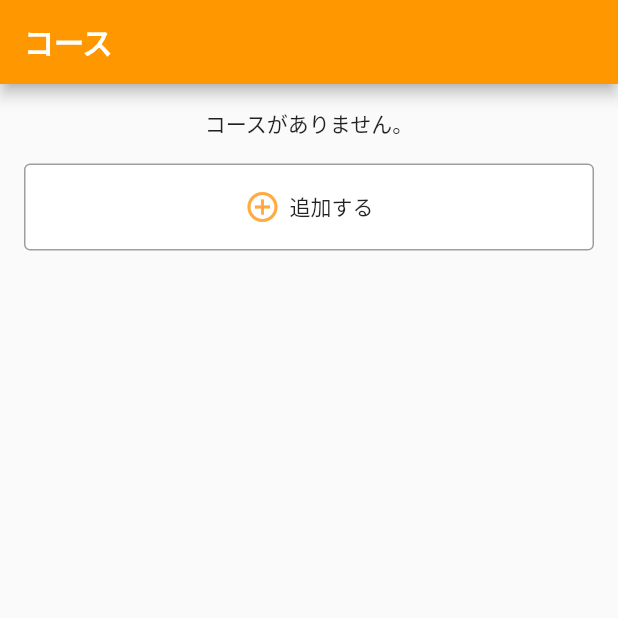
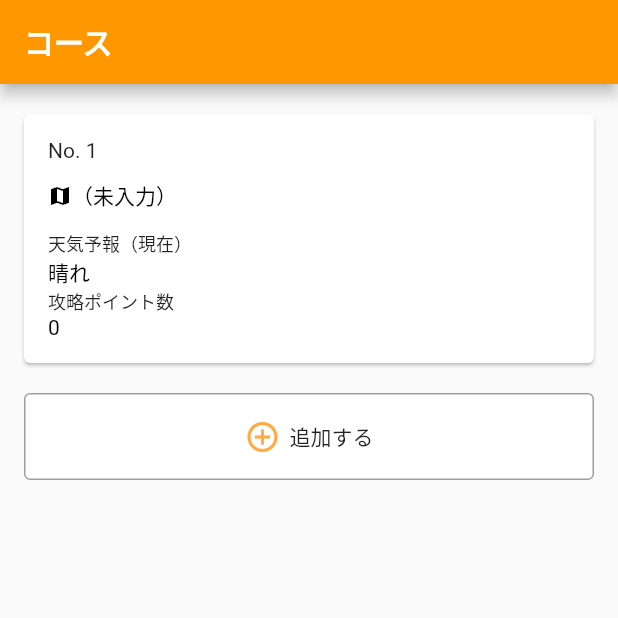
Before and after one commit to hori-imuuzak/CircuitRecordApp, a Flutter app: the RacewayListScreen screen opened directly, after a tap on "追加する", on a phone screen of 412 x 824 dp, the top half of it. Run offline on Flutter 3.47's test engine with Material 2 defaults, Android fonts, the phone set to English and light mode, and no system bars; our stand-ins replace drift, flutter_hooks, freezed_annotation, hooks_riverpod; accounts and stored records are empty; generated files the repository leaves out were written again.

Commit message:
add: raceway

```diff
--- a/lib/repository/di/repository_provider.dart
+++ b/lib/repository/di/repository_provider.dart
@@ -1,7 +1,12 @@
 import 'package:circuit_record/external/drift/di/database_provider.dart';
 import 'package:circuit_record/repository/car_repository.dart';
+import 'package:circuit_record/repository/raceway_repository.dart';
 import 'package:hooks_riverpod/hooks_riverpod.dart';
 
 final carRepositoryProvider = Provider<CarRepository>(
   (ref) => CarRepositoryDatabase(ref.read(databaseProvider)),
 );
+
+final racewayRepositoryProvider = Provider<RacewayRepository>(
+  (ref) => RacewayRepositoryDatabase(ref.read(databaseProvider)),
+);
--- a/lib/ui/screen/raceway/raceway_list/raceway_list_screen.dart
+++ b/lib/ui/screen/raceway/raceway_list/raceway_list_screen.dart
@@ -1,6 +1,9 @@
+import 'package:circuit_record/ui/screen/raceway/raceway_list/raceway_list_screen_viewmodel.dart';
+import 'package:circuit_record/ui/screen/raceway/raceway_list/widget/raceway_item/raceway_item.dart';
 import 'package:circuit_record/ui/theme/style.dart';
 import 'package:circuit_record/ui/util/list_item_add_button.dart';
 import 'package:flutter/material.dart';
+import 'package:flutter_hooks/flutter_hooks.dart';
 import 'package:hooks_riverpod/hooks_riverpod.dart';
 
 class RacewayListScreen extends HookConsumerWidget {
@@ -8,14 +11,35 @@ class RacewayListScreen extends HookConsumerWidget {
 
   @override
   Widget build(BuildContext context, WidgetRef ref) {
+    final viewModel = ref.read(racewayListScreenViewModelProvider.notifier);
+    final state = ref.watch(racewayListScreenViewModelProvider);
+
+    useEffect(() {
+      viewModel.getRaceways();
+      return;
+    }, const []);
+
     return Scaffold(
       appBar: AppBar(title: const Text("コース")),
       body: Column(
         children: [
           SizedBox(height: Style.spacing.medium),
-          const Text("コースがありません。"),
+          Visibility(
+            visible: state.isVisibleEmpty,
+            child: const Text("コースがありません。"),
+          ),
+          ListView.builder(
+            physics: const NeverScrollableScrollPhysics(),
+            shrinkWrap: true,
+            itemBuilder: (context, index) => RacewayItem(
+              raceway: state.raceways[index],
+            ),
+            itemCount: state.raceways.length,
+          ),
           ListItemAddButton(
-            onTap: () {},
+            onTap: () {
+              viewModel.addRaceway();
+            },
           ),
         ],
       ),
--- /dev/null
+++ b/lib/ui/screen/raceway/raceway_list/raceway_list_screen_viewmodel.dart
@@ -0,0 +1,38 @@
+import 'package:circuit_record/core/viewmodel.dart';
+import 'package:circuit_record/entity/raceway/raceway.dart';
+import 'package:circuit_record/repository/raceway_repository.dart';
+import 'package:circuit_record/repository/di/repository_provider.dart';
+import 'package:circuit_record/ui/screen/raceway/raceway_list/raceway_list_state.dart';
+import 'package:hooks_riverpod/hooks_riverpod.dart';
+
+final racewayListScreenViewModelProvider =
+    StateNotifierProvider<RacewayListScreenViewModel, RacewayListState>(
+  (ref) => RacewayListScreenViewModel(
+    ref.read(racewayRepositoryProvider),
+  ),
+);
+
+class RacewayListScreenViewModel extends ViewModel<RacewayListState> {
+  final RacewayRepository _racewayRepository;
+
+  RacewayListScreenViewModel(this._racewayRepository)
+      : super(const RacewayListState());
+
+  Future<void> getRaceways() async {
+    final raceways = await _racewayRepository.findAll();
+    state = state.copyWith(raceways: raceways);
+  }
+
+  Future<void> addRaceway() async {
+    final raceway = await _racewayRepository.create(const Raceway());
+    state = state.addRaceway(raceway);
+  }
+
+  Future<void> deleteRaceway(Raceway raceway) async {
+    state = state.deleteRaceway(raceway);
+  }
+
+  Future<void> updateRaceway(Raceway raceway) async {
+    state = state.updateRaceway(raceway);
+  }
+}
--- /dev/null
+++ b/lib/ui/screen/raceway/raceway_list/widget/raceway_item/raceway_item.dart
@@ -0,0 +1,73 @@
+import 'package:circuit_record/entity/raceway/raceway.dart';
+import 'package:circuit_record/routes/routes.dart';
+import 'package:circuit_record/ui/screen/raceway/raceway_list/widget/raceway_item/raceway_item_viewmodel.dart';
+import 'package:circuit_record/ui/theme/style.dart';
+import 'package:flutter/material.dart';
+import 'package:hooks_riverpod/hooks_riverpod.dart';
+
+class RacewayItem extends HookConsumerWidget {
+  final Raceway raceway;
+
+  const RacewayItem({
+    Key? key,
+    required this.raceway,
+  }) : super(key: key);
+
+  @override
+  Widget build(BuildContext context, WidgetRef ref) {
+    final viewModel = ref.read(racewayItemViewModelProvider(raceway).notifier);
+
+    return Container(
+      margin: EdgeInsets.symmetric(horizontal: Style.spacing.small),
+      child: Card(
+        child: InkWell(
+          onTap: () {
+            // Navigator.of(context).push(Routes.editRaceway(raceway));
+          },
+          child: Padding(
+            padding: EdgeInsets.all(Style.spacing.medium),
+            child: Column(
+              crossAxisAlignment: CrossAxisAlignment.start,
+              children: [
+                Text(viewModel.textId),
+                SizedBox(height: Style.spacing.small),
+                Row(
+                  children: [
+                    Icon(
+                      Icons.map,
+                      color: Colors.black,
+                      size: Style.iconSize.small,
+                    ),
+                    Text(
+                      viewModel.name,
+                      style: const TextStyle(color: Colors.black),
+                    ),
+                  ],
+                ),
+                SizedBox(height: Style.spacing.small),
+                const Text(
+                  "天気予報（現在）",
+                  style: TextStyle(fontSize: 12.0),
+                ),
+                Text(
+                  viewModel.weather,
+                  style: const TextStyle(color: Colors.black),
+                  maxLines: 3,
+                  overflow: TextOverflow.ellipsis,
+                ),
+                const Text(
+                  "攻略ポイント数",
+                  style: TextStyle(fontSize: 12.0),
+                ),
+                Text(
+                  viewModel.strategyPointCountText,
+                  style: const TextStyle(color: Colors.black),
+                ),
+              ],
+            ),
+          ),
+        ),
+      ),
+    );
+  }
+}
--- /dev/null
+++ b/lib/ui/screen/raceway/raceway_list/widget/raceway_item/raceway_item_viewmodel.dart
@@ -0,0 +1,27 @@
+import 'package:circuit_record/core/viewmodel.dart';
+import 'package:circuit_record/entity/raceway/raceway.dart';
+import 'package:circuit_record/ui/theme/style.dart';
+import 'package:flutter/material.dart';
+import 'package:hooks_riverpod/hooks_riverpod.dart';
+
+final racewayItemViewModelProvider =
+    StateNotifierProvider.family<RacewayItemViewModel, Raceway, Raceway>(
+  (ref, raceway) => RacewayItemViewModel(raceway),
+);
+
+class RacewayItemViewModel extends ViewModel<Raceway> {
+  final Raceway raceway;
+
+  RacewayItemViewModel(this.raceway) : super(raceway);
+
+  String get textId => "No. ${raceway.id}";
+
+  String get name => raceway.name.isEmpty ? "（未入力）" : raceway.name;
+
+  Color get nameColor =>
+      raceway.name.isEmpty ? Style.gray.caption : Colors.black;
+
+  String get weather => "晴れ";
+
+  String get strategyPointCountText => "0";
+}
```
Also changed, not shown: lib/ui/screen/raceway/raceway_list/raceway_list_state.dart (added, +30 -0 lines), lib/ui/screen/raceway/raceway_list/raceway_list_state.freezed.dart (added).
